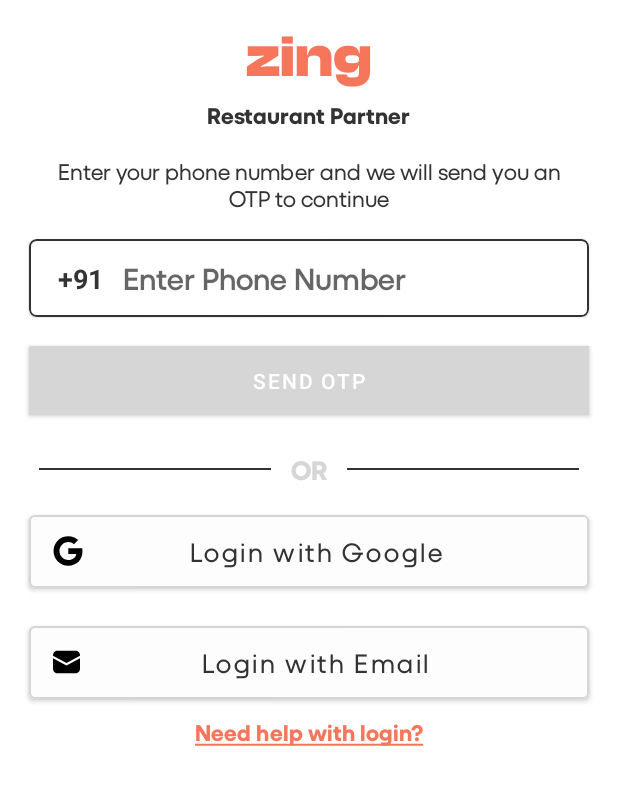
After one commit to saswatamm/ZingBusinessApp, an Android app: the fragment LoginSignUpFragment shown on its own in the app's theme, on a phone screen of 412 x 824 dp. The commit adds this screen. Shown: the top 785 px of the screen. Run offline under Robolectric (Android 15) with nearby library versions, the phone set to English and light mode, and no system bars; our stand-ins replace sdp/ssp sizes.

Commit message:
Feat:login_signUp screen developed

```diff
--- /dev/null
+++ b/app/src/main/java/com/zingit/restaurant/views/signUp/LoginSignUpFragment.kt
@@ -0,0 +1,27 @@
+package com.zingit.restaurant.views.signUp
+
+import android.os.Bundle
+import androidx.fragment.app.Fragment
+import android.view.LayoutInflater
+import android.view.View
+import android.view.ViewGroup
+import com.zingit.restaurant.R
+
+class LoginSignUpFragment : Fragment() {
+
+
+    override fun onCreate(savedInstanceState: Bundle?) {
+        super.onCreate(savedInstanceState)
+
+    }
+
+    override fun onCreateView(
+        inflater: LayoutInflater, container: ViewGroup?,
+        savedInstanceState: Bundle?
+    ): View? {
+        // Inflate the layout for this fragment
+        return inflater.inflate(R.layout.fragment_login_sign_up, container, false)
+    }
+
+
+}
--- /dev/null
+++ b/app/src/main/res/drawable/email.xml
@@ -0,0 +1,9 @@
+<vector xmlns:android="http://schemas.android.com/apk/res/android"
+    android:width="18dp"
+    android:height="16dp"
+    android:viewportWidth="18"
+    android:viewportHeight="16">
+  <path
+      android:pathData="M3,0.5C2.204,0.5 1.441,0.816 0.879,1.379C0.316,1.941 0,2.704 0,3.5V3.802L9,8.648L18,3.803V3.5C18,2.704 17.684,1.941 17.121,1.379C16.559,0.816 15.796,0.5 15,0.5H3ZM18,5.505L9.356,10.16C9.246,10.219 9.124,10.25 9,10.25C8.876,10.25 8.754,10.219 8.644,10.16L0,5.505V12.5C0,13.296 0.316,14.059 0.879,14.621C1.441,15.184 2.204,15.5 3,15.5H15C15.796,15.5 16.559,15.184 17.121,14.621C17.684,14.059 18,13.296 18,12.5V5.505Z"
+      android:fillColor="#000000"/>
+</vector>
--- /dev/null
+++ b/app/src/main/res/drawable/google.xml
@@ -0,0 +1,9 @@
+<vector xmlns:android="http://schemas.android.com/apk/res/android"
+    android:width="20dp"
+    android:height="20dp"
+    android:viewportWidth="20"
+    android:viewportHeight="20">
+  <path
+      android:pathData="M19.456,8.154C19.579,8.813 19.646,9.502 19.646,10.221C19.646,15.845 15.882,19.844 10.197,19.844C8.904,19.844 7.624,19.59 6.429,19.096C5.235,18.601 4.15,17.876 3.235,16.962C2.321,16.048 1.596,14.962 1.102,13.768C0.607,12.573 0.353,11.293 0.353,10C0.353,8.707 0.607,7.427 1.102,6.232C1.596,5.038 2.321,3.953 3.235,3.038C4.15,2.124 5.235,1.399 6.429,0.905C7.624,0.41 8.904,0.156 10.197,0.156C12.855,0.156 15.076,1.134 16.78,2.722L14.005,5.497V5.49C12.972,4.506 11.661,4.001 10.197,4.001C6.949,4.001 4.309,6.745 4.309,9.994C4.309,13.242 6.949,15.992 10.197,15.992C13.144,15.992 15.15,14.307 15.562,11.993H10.197V8.154H19.457H19.456Z"
+      android:fillColor="#000000"/>
+</vector>
--- a/app/src/main/res/layout/fragment_get_started.xml
+++ b/app/src/main/res/layout/fragment_get_started.xml
@@ -14,7 +14,8 @@
 
         <TextView
             android:id="@+id/branding"
-            android:layout_width="wrap_content"
+            android:layout_width="match_parent"
+            android:gravity="center"
             android:layout_height="wrap_content"
             android:text="@string/zing"
             app:layout_constraintStart_toStartOf="parent"
@@ -22,7 +23,7 @@
             app:layout_constraintTop_toTopOf="parent"
             android:layout_marginTop="@dimen/_12sdp"
             android:textColor="@color/colorPrimary"
-            android:textSize="@dimen/_28sdp"
+            android:textSize="@dimen/_30sdp"
             android:fontFamily="@font/clash_display"/>
 
         <TextView
--- /dev/null
+++ b/app/src/main/res/layout/fragment_login_sign_up.xml
@@ -0,0 +1,207 @@
+<?xml version="1.0" encoding="utf-8"?>
+<androidx.constraintlayout.widget.ConstraintLayout xmlns:android="http://schemas.android.com/apk/res/android"
+    xmlns:tools="http://schemas.android.com/tools"
+    android:layout_width="match_parent"
+    android:layout_height="match_parent"
+    xmlns:app="http://schemas.android.com/apk/res-auto"
+    tools:context=".views.signUp.LoginSignUpFragment">
+
+
+    <TextView
+        android:id="@+id/branding"
+        android:layout_width="match_parent"
+        android:layout_height="wrap_content"
+        android:text="@string/zing"
+        android:gravity="center"
+        app:layout_constraintStart_toStartOf="parent"
+        app:layout_constraintEnd_toEndOf="parent"
+        app:layout_constraintTop_toTopOf="parent"
+        android:layout_marginTop="@dimen/_12sdp"
+        android:textColor="@color/colorPrimary"
+        android:textSize="@dimen/_30sdp"
+        android:fontFamily="@font/clash_display"/>
+
+    <TextView
+        android:id="@+id/resturant_partner"
+        android:layout_width="wrap_content"
+        android:layout_height="wrap_content"
+        android:text="@string/restaurant_partner"
+        app:layout_constraintTop_toBottomOf="@id/branding"
+        android:textSize="@dimen/_12sdp"
+        android:layout_marginTop="@dimen/_5sdp"
+        android:textColor="@color/grey"
+        android:fontFamily="@font/duplet_bold"
+        app:layout_constraintStart_toStartOf="@id/branding"
+        app:layout_constraintEnd_toEndOf="@id/branding"/>
+
+    <TextView
+        android:id="@+id/enter_your"
+        android:layout_width="match_parent"
+        android:layout_height="wrap_content"
+        android:text="@string/enter_otp"
+        android:textAlignment="center"
+        app:layout_constraintTop_toBottomOf="@id/resturant_partner"
+        android:layout_marginStart="@dimen/_25sdp"
+        android:layout_marginEnd="@dimen/_25sdp"
+        android:textSize="@dimen/_12sdp"
+        android:layout_marginTop="@dimen/_15sdp"
+        android:textColor="@color/grey"
+        android:fontFamily="@font/duplet_regular"
+        app:layout_constraintStart_toStartOf="@id/branding"
+        app:layout_constraintEnd_toEndOf="@id/branding"/>
+
+    <com.google.android.material.card.MaterialCardView
+        android:id="@+id/viewPhone"
+        android:layout_width="match_parent"
+        android:layout_height="wrap_content"
+        app:layout_constraintTop_toBottomOf="@id/enter_your"
+        app:strokeWidth="1dp"
+        app:strokeColor="@color/grey"
+        android:layout_marginStart="@dimen/_15sdp"
+        app:layout_constraintStart_toStartOf="parent"
+        app:layout_constraintEnd_toEndOf="parent"
+        android:layout_marginTop="@dimen/_14sdp"
+        app:cardCornerRadius="5dp"
+        android:layout_marginEnd="@dimen/_15sdp">
+        <androidx.constraintlayout.widget.ConstraintLayout
+            android:layout_width="match_parent"
+            android:paddingVertical="@dimen/_10sdp"
+            android:layout_height="match_parent">
+            <TextView
+                android:id="@+id/india"
+                android:layout_width="wrap_content"
+                android:layout_height="wrap_content"
+                android:text="+91"
+                android:textColor="@color/grey"
+                android:layout_marginStart="@dimen/_15sdp"
+                app:layout_constraintTop_toTopOf="parent"
+                app:layout_constraintBottom_toBottomOf="parent"
+                app:layout_constraintStart_toStartOf="parent"
+                android:textStyle="bold"
+                android:textSize="@dimen/_14sdp"/>
+            <EditText
+                android:layout_width="0dp"
+                android:layout_height="wrap_content"
+                app:layout_constraintTop_toTopOf="parent"
+                android:textSize="@dimen/_16sdp"
+                android:fontFamily="@font/duplet_semibold"
+                android:layout_marginStart="@dimen/_10sdp"
+                android:hint="@string/enter_phone_number"
+                android:layout_marginEnd="@dimen/_10sdp"
+                android:background="@android:color/transparent"
+                app:layout_constraintBottom_toBottomOf="parent"
+                app:layout_constraintStart_toEndOf="@id/india"
+                app:layout_constraintEnd_toEndOf="parent"/>
+
+        </androidx.constraintlayout.widget.ConstraintLayout>
+    </com.google.android.material.card.MaterialCardView>
+
+    <com.google.android.material.button.MaterialButton
+        android:id="@+id/sendOtp"
+        android:layout_width="match_parent"
+        android:layout_height="wrap_content"
+        android:textColor="@color/white"
+        app:layout_constraintTop_toBottomOf="@id/viewPhone"
+        android:layout_marginTop="@dimen/_10sdp"
+        android:text="@string/send_otp"
+        app:cornerRadius="0dp"
+        android:paddingVertical="@dimen/_10sdp"
+        android:backgroundTint="@color/light_grey"
+        android:layout_marginStart="@dimen/_15sdp"
+        app:layout_constraintEnd_toEndOf="parent"
+        android:layout_marginEnd="@dimen/_15sdp"/>
+
+    <LinearLayout
+        android:id="@+id/view"
+        android:layout_width="match_parent"
+        android:layout_height="wrap_content"
+        android:orientation="horizontal"
+        app:layout_constraintTop_toBottomOf="@id/sendOtp"
+        android:layout_marginTop="@dimen/_15sdp"
+        app:layout_constraintStart_toStartOf="parent"
+        app:layout_constraintEnd_toEndOf="parent"
+        android:layout_marginStart="@dimen/_20sdp"
+        android:layout_marginEnd="@dimen/_20sdp">
+        <View
+            android:layout_width="match_parent"
+            android:layout_height="1dp"
+            android:layout_weight="1"
+            android:layout_gravity="center"
+            android:background="@color/grey"/>
+        <TextView
+            android:layout_width="wrap_content"
+            android:layout_height="wrap_content"
+            android:text="OR"
+            android:layout_marginStart="@dimen/_10sdp"
+            android:layout_marginEnd="@dimen/_10sdp"
+            android:textColor="@color/light_grey"
+            android:textSize="@dimen/_14sdp"
+            android:fontFamily="@font/duplet_bold"/>
+        <View
+            android:layout_width="match_parent"
+            android:layout_height="1dp"
+            android:layout_weight="1"
+            android:layout_gravity="center"
+            android:background="@color/grey"/>
+    </LinearLayout>
+
+    <com.google.android.material.button.MaterialButton
+        android:id="@+id/google_login"
+        android:layout_width="match_parent"
+        android:layout_height="wrap_content"
+        app:layout_constraintTop_toBottomOf="@id/view"
+        android:layout_marginTop="@dimen/_10sdp"
+        android:text="@string/login_with_google"
+        android:textColor="@color/grey"
+        app:icon="@drawable/google"
+        app:iconTint="@null"
+        android:textAllCaps="false"
+        android:textSize="18sp"
+        android:fontFamily="@font/duplet_regular"
+        app:iconPadding="-10dp"
+        app:strokeColor="@color/light_grey"
+        app:strokeWidth="1dp"
+        android:layout_marginStart="@dimen/_15sdp"
+        app:layout_constraintEnd_toEndOf="parent"
+        android:layout_marginEnd="@dimen/_15sdp"
+        android:paddingVertical="@dimen/_10sdp"
+        android:backgroundTint="@color/lightest_grey"/>
+
+    <com.google.android.material.button.MaterialButton
+        android:id="@+id/login_with_email"
+        android:layout_width="match_parent"
+        android:layout_height="wrap_content"
+        app:layout_constraintTop_toBottomOf="@id/google_login"
+        android:layout_marginTop="@dimen/_10sdp"
+        android:text="@string/login_with_email"
+        android:textColor="@color/grey"
+        app:icon="@drawable/email"
+        app:iconTint="@null"
+        android:textAllCaps="false"
+        android:textSize="18sp"
+        android:fontFamily="@font/duplet_regular"
+        app:iconPadding="-10dp"
+        app:strokeColor="@color/light_grey"
+        app:strokeWidth="1dp"
+        android:layout_marginStart="@dimen/_15sdp"
+        app:layout_constraintEnd_toEndOf="parent"
+        android:layout_marginEnd="@dimen/_15sdp"
+        android:paddingVertical="@dimen/_10sdp"
+        android:backgroundTint="@color/lightest_grey"/>
+
+    <TextView
+        android:id="@+id/need_help"
+        android:layout_width="wrap_content"
+        android:layout_height="wrap_content"
+        android:text="@string/need_help"
+        app:layout_constraintTop_toBottomOf="@id/login_with_email"
+        android:textSize="@dimen/_12sdp"
+        android:layout_marginTop="@dimen/_5sdp"
+        android:textColor="@color/colorOnPrimary"
+        android:fontFamily="@font/duplet_bold"
+        app:layout_constraintStart_toStartOf="@id/branding"
+        app:layout_constraintEnd_toEndOf="@id/branding"/>
+
+
+
+</androidx.constraintlayout.widget.ConstraintLayout>
--- a/app/src/main/res/values/colors.xml
+++ b/app/src/main/res/values/colors.xml
@@ -10,5 +10,8 @@
     <color name="colorPrimary">#F5765B</color>
     <color name="colorOnPrimary">#F5765B</color>
     <color name="colorSecondary">#E84118</color>
+    <color name="grey">#333333</color>
+    <color name="light_grey">#d6d6d6</color>
+    <color name="lightest_grey">#FDFDFD</color>
 
 </resources>
--- a/app/src/main/res/values/strings.xml
+++ b/app/src/main/res/values/strings.xml
@@ -2,9 +2,16 @@
     <string name="app_name">Zing Buisness</string>
     <!-- TODO: Remove or change this placeholder text -->
     <string name="hello_blank_fragment">Hello blank fragment</string>
-    <string name="zing">Zing</string>
+    <string name="zing">zing</string>
     <string name="restaurant_partner">Restaurant Partner</string>
     <string name="break_queue">Break the Queue.</string>
     <string name="get_started">Get Started</string>
+    <string name="india">+91</string>
+    <string name="send_otp">Send OTP</string>
+    <string name="login_with_google">Login with Google</string>
+    <string name="login_with_email">Login with Email</string>
+    <string name="need_help"><u>Need help with login?</u></string>
+    <string name="enter_phone_number">Enter Phone Number</string>
+    <string name="enter_otp">Enter your phone number and we will send you an OTP to continue</string>
     <string name="read_the_instructions">Read the <a href='https://www.google.com'>Instructions</a> and <a href='https://www.google.com'>T/C</a> </string>
 </resources>
```
